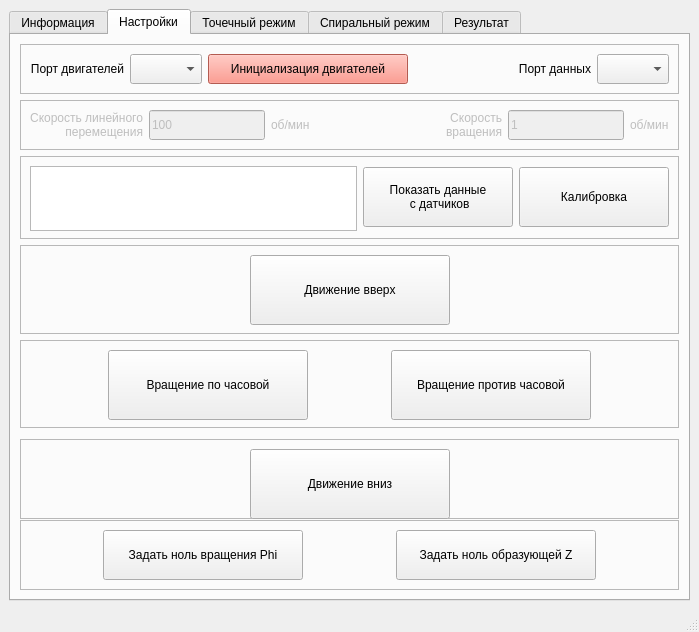
Qt form rotor_ui_v2.3.ui (BuslaySt/Rotor) before a commit.
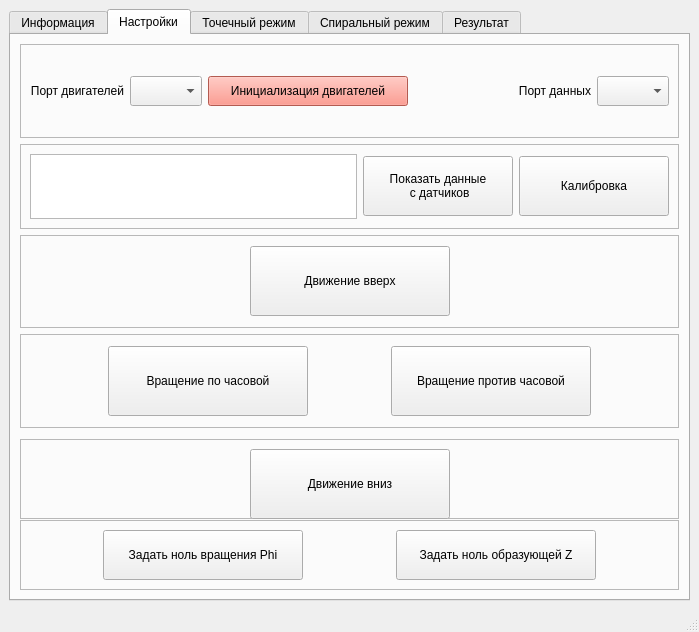
The same form after that commit. The open tabs and pages were chosen to show the change. Icons and pictures are not drawn.

The edit to the form file:
```diff
--- a/rotor_ui_v2.3.ui
+++ b/rotor_ui_v2.3.ui
@@ -426,108 +426,6 @@
           </layout>
          </widget>
         </item>
-        <item>
-         <widget class="QFrame" name="tab2_frame1">
-          <property name="enabled">
-           <bool>false</bool>
-          </property>
-          <property name="frameShape">
-           <enum>QFrame::StyledPanel</enum>
-          </property>
-          <property name="frameShadow">
-           <enum>QFrame::Raised</enum>
-          </property>
-          <layout class="QHBoxLayout" name="horizontalLayout_10">
-           <item>
-            <widget class="QLabel" name="tab2_fr3_lbl1_LinearSpeed">
-             <property name="minimumSize">
-              <size>
-               <width>70</width>
-               <height>0</height>
-              </size>
-             </property>
-             <property name="text">
-              <string>Скорость линейного
-перемещения</string>
-             </property>
-             <property name="alignment">
-              <set>Qt::AlignRight|Qt::AlignTrailing|Qt::AlignVCenter</set>
-             </property>
-            </widget>
-           </item>
-           <item>
-            <widget class="QLineEdit" name="lEd_LinearSpeed">
-             <property name="minimumSize">
-              <size>
-               <width>50</width>
-               <height>30</height>
-              </size>
-             </property>
-             <property name="text">
-              <string>100</string>
-             </property>
-            </widget>
-           </item>
-           <item>
-            <widget class="QLabel" name="tab2_fr3_lbl2">
-             <property name="text">
-              <string>об/мин</string>
-             </property>
-            </widget>
-           </item>
-           <item>
-            <spacer name="horizontalSpacer">
-             <property name="orientation">
-              <enum>Qt::Horizontal</enum>
-             </property>
-             <property name="sizeHint" stdset="0">
-              <size>
-               <width>40</width>
-               <height>20</height>
-              </size>
-             </property>
-            </spacer>
-           </item>
-           <item>
-            <widget class="QLabel" name="tab2_fr3_lbl3_RotorSpeed">
-             <property name="minimumSize">
-              <size>
-               <width>70</width>
-               <height>0</height>
-              </size>
-             </property>
-             <property name="text">
-              <string>Скорость
- вращения</string>
-             </property>
-             <property name="alignment">
-              <set>Qt::AlignRight|Qt::AlignTrailing|Qt::AlignVCenter</set>
-             </property>
-            </widget>
-           </item>
-           <item>
-            <widget class="QLineEdit" name="lEd_RotorSpeed">
-             <property name="minimumSize">
-              <size>
-               <width>50</width>
-               <height>30</height>
-              </size>
-             </property>
-             <property name="text">
-              <string>1</string>
-             </property>
-            </widget>
-           </item>
-           <item>
-            <widget class="QLabel" name="tab2_fr3_lbl4">
-             <property name="text">
-              <string>об/мин</string>
-             </property>
-            </widget>
-           </item>
-          </layout>
-         </widget>
-        </item>
         <item>
          <widget class="QFrame" name="tab2_frame2">
           <property name="minimumSize">
```
Left out of the diff: 79 changed lines with no effect on the pictures.
